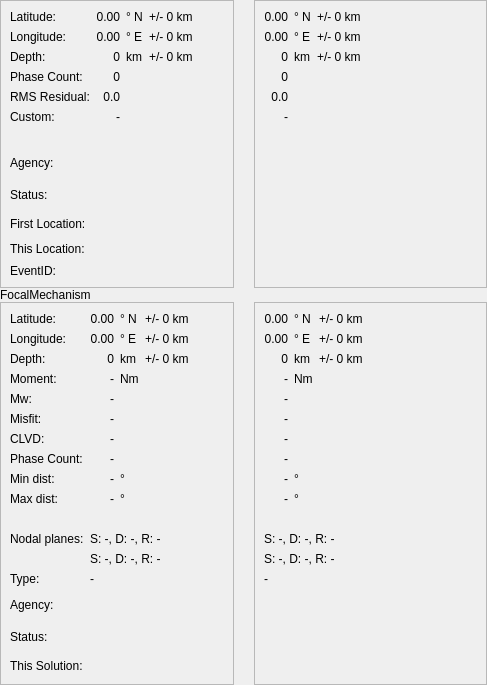
The window that libs/seiscomp/gui/datamodel/eventsummaryview_hypocenter.ui (SeisComP/common) describes before a commit, drawn with Qt 5.
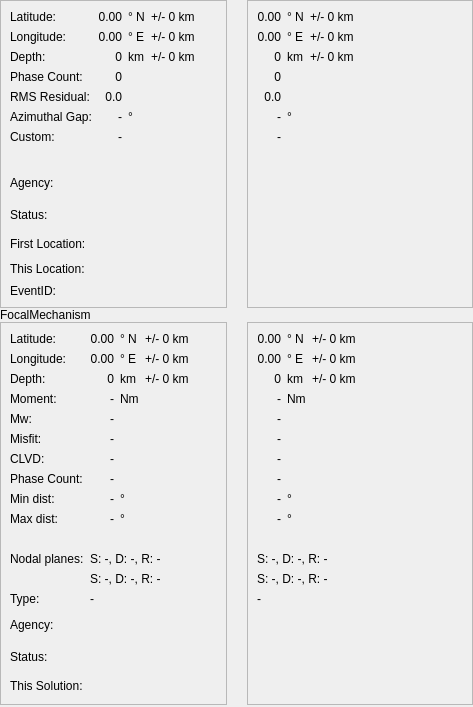
The same window after the commit.

Commit message: [gui] Add azimuthal gap to EventSummaryView hypocenter panel

Diff of the .ui file:
```diff
--- a/libs/seiscomp/gui/datamodel/eventsummaryview_hypocenter.ui
+++ b/libs/seiscomp/gui/datamodel/eventsummaryview_hypocenter.ui
@@ -8,8 +8,8 @@
    <rect>
     <x>0</x>
     <y>0</y>
-    <width>487</width>
-    <height>663</height>
+    <width>473</width>
+    <height>707</height>
    </rect>
   </property>
   <property name="windowTitle" >
@@ -406,14 +406,14 @@
         </property>
        </widget>
       </item>
-	  <item row="8" column="0" >
+      <item row="8" column="0" >
        <widget class="QLabel" name="labelMinDistTxt" >
         <property name="text" >
          <string>Min dist:</string>
         </property>
        </widget>
       </item>
-	  <item row="9" column="0" >
+      <item row="9" column="0" >
        <widget class="QLabel" name="labelMaxDistTxt" >
         <property name="text" >
          <string>Max dist:</string>
@@ -490,64 +490,23 @@
       <property name="spacing" >
        <number>6</number>
       </property>
-      <item row="8" column="0" colspan="3" >
-       <widget class="QLabel" name="_lbOriginStatusAutomatic" >
-        <property name="font" >
-         <font>
-          <family>Sans Serif</family>
-          <pointsize>14</pointsize>
-          <weight>50</weight>
-          <italic>false</italic>
-          <bold>false</bold>
-          <underline>false</underline>
-          <strikeout>false</strikeout>
-         </font>
-        </property>
-        <property name="text" >
-         <string/>
-        </property>
-        <property name="alignment" >
-         <set>Qt::AlignLeading|Qt::AlignLeft|Qt::AlignVCenter</set>
-        </property>
-       </widget>
-      </item>
-      <item row="6" column="0" colspan="3" >
+      <item row="7" column="0" colspan="3" >
        <widget class="QLabel" name="labelVDistanceAutomatic" >
         <property name="text" >
          <string>&lt;Spacer></string>
         </property>
        </widget>
       </item>
-      <item row="5" column="0" >
-       <widget class="QLabel" name="_lbCommentAutomatic" >
+      <item row="4" column="0" >
+       <widget class="QLabel" name="_lbRMSAutomatic" >
         <property name="text" >
-         <string>-</string>
+         <string>0.0</string>
         </property>
         <property name="alignment" >
          <set>Qt::AlignRight|Qt::AlignTrailing|Qt::AlignVCenter</set>
         </property>
        </widget>
       </item>
-      <item row="2" column="1" >
-       <widget class="QLabel" name="_lbDepthUnitAutomatic" >
-        <property name="text" >
-         <string>km</string>
-        </property>
-        <property name="alignment" >
-         <set>Qt::AlignLeading|Qt::AlignLeft|Qt::AlignVCenter</set>
-        </property>
-       </widget>
-      </item>
-      <item row="1" column="2" >
-       <widget class="QLabel" name="_lbLongErrorAutomatic" >
-        <property name="text" >
-         <string>+/- 0 km</string>
-        </property>
-        <property name="alignment" >
-         <set>Qt::AlignLeading|Qt::AlignLeft|Qt::AlignVCenter</set>
-        </property>
-       </widget>
-      </item>
       <item row="0" column="2" >
        <widget class="QLabel" name="_lbLatErrorAutomatic" >
         <property name="sizePolicy" >
@@ -584,6 +543,57 @@
         </property>
        </widget>
       </item>
+      <item row="9" column="0" colspan="3" >
+       <widget class="QLabel" name="_lbOriginStatusAutomatic" >
+        <property name="font" >
+         <font>
+          <family>Sans Serif</family>
+          <pointsize>14</pointsize>
+          <weight>50</weight>
+          <italic>false</italic>
+          <bold>false</bold>
+          <underline>false</underline>
+          <strikeout>false</strikeout>
+         </font>
+        </property>
+        <property name="text" >
+         <string/>
+        </property>
+        <property name="alignment" >
+         <set>Qt::AlignLeading|Qt::AlignLeft|Qt::AlignVCenter</set>
+        </property>
+       </widget>
+      </item>
+      <item row="1" column="1" >
+       <widget class="QLabel" name="_lbLongitudeUnitAutomatic" >
+        <property name="text" >
+         <string>° E</string>
+        </property>
+        <property name="alignment" >
+         <set>Qt::AlignLeading|Qt::AlignLeft|Qt::AlignVCenter</set>
+        </property>
+       </widget>
+      </item>
+      <item row="2" column="1" >
+       <widget class="QLabel" name="_lbDepthUnitAutomatic" >
+        <property name="text" >
+         <string>km</string>
+        </property>
+        <property name="alignment" >
+         <set>Qt::AlignLeading|Qt::AlignLeft|Qt::AlignVCenter</set>
+        </property>
+       </widget>
+      </item>
+      <item row="6" column="0" >
+       <widget class="QLabel" name="_lbCommentAutomatic" >
+        <property name="text" >
+         <string>-</string>
+        </property>
+        <property name="alignment" >
+         <set>Qt::AlignRight|Qt::AlignTrailing|Qt::AlignVCenter</set>
+        </property>
+       </widget>
+      </item>
       <item row="3" column="0" >
        <widget class="QLabel" name="_lbNoPhasesAutomatic" >
         <property name="text" >
@@ -594,7 +604,7 @@
         </property>
        </widget>
       </item>
-      <item row="9" column="0" colspan="2" >
+      <item row="10" column="0" colspan="2" >
        <spacer>
         <property name="orientation" >
          <enum>Qt::Vertical</enum>
@@ -607,6 +617,27 @@
         </property>
        </spacer>
       </item>
+      <item row="8" column="0" colspan="3" >
+       <widget class="QLabel" name="_lbAgencyAutomatic" >
+        <property name="font" >
+         <font>
+          <family>Sans Serif</family>
+          <pointsize>14</pointsize>
+          <weight>50</weight>
+          <italic>false</italic>
+          <bold>false</bold>
+          <underline>false</underline>
+          <strikeout>false</strikeout>
+         </font>
+        </property>
+        <property name="text" >
+         <string/>
+        </property>
+        <property name="alignment" >
+         <set>Qt::AlignLeading|Qt::AlignLeft|Qt::AlignVCenter</set>
+        </property>
+       </widget>
+      </item>
       <item row="1" column="0" >
        <widget class="QLabel" name="_lbLongitudeAutomatic" >
         <property name="text" >
@@ -617,16 +648,6 @@
         </property>
        </widget>
       </item>
-      <item row="4" column="0" >
-       <widget class="QLabel" name="_lbRMSAutomatic" >
-        <property name="text" >
-         <string>0.0</string>
-        </property>
-        <property name="alignment" >
-         <set>Qt::AlignRight|Qt::AlignTrailing|Qt::AlignVCenter</set>
-        </property>
-       </widget>
-      </item>
       <item row="2" column="2" >
        <widget class="QLabel" name="_lbDepthErrorAutomatic" >
         <property name="text" >
@@ -647,6 +668,16 @@
         </property>
        </widget>
       </item>
+      <item row="1" column="2" >
+       <widget class="QLabel" name="_lbLongErrorAutomatic" >
+        <property name="text" >
+         <string>+/- 0 km</string>
+        </property>
+        <property name="alignment" >
+         <set>Qt::AlignLeading|Qt::AlignLeft|Qt::AlignVCenter</set>
+        </property>
+       </widget>
+      </item>
       <item row="0" column="1" >
        <widget class="QLabel" name="_lbLatitudeUnitAutomatic" >
         <property name="sizePolicy" >
@@ -665,34 +696,20 @@
         </property>
        </widget>
       </item>
-      <item row="1" column="1" >
-       <widget class="QLabel" name="_lbLongitudeUnitAutomatic" >
+      <item row="5" column="0" >
+       <widget class="QLabel" name="_lbAzGapAutomatic" >
         <property name="text" >
-         <string>° E</string>
+         <string>-</string>
         </property>
         <property name="alignment" >
-         <set>Qt::AlignLeading|Qt::AlignLeft|Qt::AlignVCenter</set>
+         <set>Qt::AlignRight|Qt::AlignTrailing|Qt::AlignVCenter</set>
         </property>
        </widget>
       </item>
-      <item row="7" column="0" colspan="3" >
-       <widget class="QLabel" name="_lbAgencyAutomatic" >
-        <property name="font" >
-         <font>
-          <family>Sans Serif</family>
-          <pointsize>14</pointsize>
-          <weight>50</weight>
-          <italic>false</italic>
-          <bold>false</bold>
-          <underline>false</underline>
-          <strikeout>false</strikeout>
-         </font>
-        </property>
+      <item row="5" column="1" >
+       <widget class="QLabel" name="label_2" >
         <property name="text" >
-         <string/>
-        </property>
-        <property name="alignment" >
-         <set>Qt::AlignLeading|Qt::AlignLeft|Qt::AlignVCenter</set>
+         <string>°</string>
         </property>
        </widget>
       </item>
@@ -1043,53 +1060,6 @@
       <property name="spacing" >
        <number>6</number>
       </property>
-      <item row="6" column="0" colspan="4" >
-       <widget class="QLabel" name="labelVDistance" >
-        <property name="text" >
-         <string>&lt;Spacer></string>
-        </property>
-       </widget>
-      </item>
-      <item row="12" column="0" >
-       <spacer>
-        <property name="orientation" >
-         <enum>Qt::Vertical</enum>
-        </property>
-        <property name="sizeHint" >
-         <size>
-          <width>20</width>
-          <height>0</height>
-         </size>
-        </property>
-       </spacer>
-      </item>
-      <item row="5" column="1" >
-       <widget class="QLabel" name="_lbComment" >
-        <property name="text" >
-         <string>-</string>
-        </property>
-        <property name="alignment" >
-         <set>Qt::AlignRight|Qt::AlignTrailing|Qt::AlignVCenter</set>
-        </property>
-       </widget>
-      </item>
-      <item row="5" column="0" >
-       <widget class="QLabel" name="_lbCommentTxt" >
-        <property name="text" >
-         <string>Custom:</string>
-        </property>
-       </widget>
-      </item>
-      <item row="1" column="2" >
-       <widget class="QLabel" name="_lbLongitudeUnit" >
-        <property name="text" >
-         <string>° E</string>
-        </property>
-        <property name="alignment" >
-         <set>Qt::AlignLeading|Qt::AlignLeft|Qt::AlignVCenter</set>
-        </property>
-       </widget>
-      </item>
       <item row="4" column="0" >
        <widget class="QLabel" name="_lbRMSTxt" >
         <property name="text" >
@@ -1100,54 +1070,63 @@
         </property>
        </widget>
       </item>
-      <item row="11" column="1" colspan="3" >
+      <item row="1" column="2" >
+       <widget class="QLabel" name="_lbLongitudeUnit" >
+        <property name="text" >
+         <string>° E</string>
+        </property>
+        <property name="alignment" >
+         <set>Qt::AlignLeading|Qt::AlignLeft|Qt::AlignVCenter</set>
+        </property>
+       </widget>
+      </item>
+      <item row="12" column="1" colspan="3" >
        <widget class="QLabel" name="_lbEventID" >
         <property name="text" >
          <string/>
         </property>
        </widget>
       </item>
-      <item row="3" column="0" >
-       <widget class="QLabel" name="_lbNoPhasesTxt" >
-        <property name="text" >
-         <string>Phase Count:</string>
+      <item row="10" column="1" colspan="3" >
+       <widget class="QLabel" name="_lbFirstLocation" >
+        <property name="font" >
+         <font>
+          <family>Verdana</family>
+          <pointsize>12</pointsize>
+          <weight>50</weight>
+          <italic>false</italic>
+          <bold>false</bold>
+          <underline>false</underline>
+          <strikeout>false</strikeout>
+         </font>
         </property>
-        <property name="alignment" >
-         <set>Qt::AlignLeading|Qt::AlignLeft|Qt::AlignVCenter</set>
-        </property>
-       </widget>
-      </item>
-      <item row="10" column="0" >
-       <widget class="QLabel" name="_lbThisLocTxt" >
         <property name="text" >
-         <string>This Location:</string>
-        </property>
-        <property name="alignment" >
-         <set>Qt::AlignLeading|Qt::AlignLeft|Qt::AlignVCenter</set>
-        </property>
-       </widget>
-      </item>
-      <item row="0" column="0" >
-       <widget class="QLabel" name="_lbLatitudeTxt" >
-        <property name="text" >
-         <string>Latitude:</string>
-        </property>
-        <property name="alignment" >
-         <set>Qt::AlignLeading|Qt::AlignLeft|Qt::AlignVCenter</set>
-        </property>
-       </widget>
-      </item>
-      <item row="2" column="1" >
-       <widget class="QLabel" name="_lbDepth" >
-        <property name="text" >
-         <string>0</string>
-        </property>
-        <property name="alignment" >
-         <set>Qt::AlignRight|Qt::AlignTrailing|Qt::AlignVCenter</set>
+         <string/>
         </property>
        </widget>
       </item>
       <item row="8" column="1" colspan="3" >
+       <widget class="QLabel" name="_lbAgency" >
+        <property name="font" >
+         <font>
+          <family>Sans Serif</family>
+          <pointsize>14</pointsize>
+          <weight>50</weight>
+          <italic>false</italic>
+          <bold>false</bold>
+          <underline>false</underline>
+          <strikeout>false</strikeout>
+         </font>
+        </property>
+        <property name="text" >
+         <string/>
+        </property>
+        <property name="alignment" >
+         <set>Qt::AlignLeading|Qt::AlignLeft|Qt::AlignVCenter</set>
+        </property>
+       </widget>
+      </item>
+      <item row="9" column="1" colspan="3" >
        <widget class="QLabel" name="_lbOriginStatus" >
         <property name="font" >
          <font>
@@ -1168,72 +1147,27 @@
         </property>
        </widget>
       </item>
-      <item row="11" column="0" >
-       <widget class="QLabel" name="_lbEventIDTxt" >
+      <item row="2" column="0" >
+       <widget class="QLabel" name="_lbDepthTxt" >
         <property name="text" >
-         <string>EventID:</string>
+         <string>Depth:</string>
         </property>
-       </widget>
-      </item>
-      <item row="8" column="0" >
-       <widget class="QLabel" name="_lbOriginStatusTxt" >
-        <property name="text" >
-         <string>Status:</string>
-        </property>
         <property name="alignment" >
          <set>Qt::AlignLeading|Qt::AlignLeft|Qt::AlignVCenter</set>
         </property>
        </widget>
       </item>
-      <item row="1" column="3" >
-       <widget class="QLabel" name="_lbLongError" >
+      <item row="0" column="0" >
+       <widget class="QLabel" name="_lbLatitudeTxt" >
         <property name="text" >
-         <string>+/- 0 km</string>
+         <string>Latitude:</string>
         </property>
         <property name="alignment" >
          <set>Qt::AlignLeading|Qt::AlignLeft|Qt::AlignVCenter</set>
         </property>
        </widget>
       </item>
-      <item row="0" column="3" >
-       <widget class="QLabel" name="_lbLatError" >
-        <property name="sizePolicy" >
-         <sizepolicy>
-          <hsizetype>5</hsizetype>
-          <vsizetype>5</vsizetype>
-          <horstretch>1</horstretch>
-          <verstretch>0</verstretch>
-         </sizepolicy>
-        </property>
-        <property name="text" >
-         <string>+/- 0 km</string>
-        </property>
-        <property name="alignment" >
-         <set>Qt::AlignLeading|Qt::AlignLeft|Qt::AlignVCenter</set>
-        </property>
-       </widget>
-      </item>
-      <item row="2" column="2" >
-       <widget class="QLabel" name="_lbDepthUnit" >
-        <property name="text" >
-         <string>km</string>
-        </property>
-        <property name="alignment" >
-         <set>Qt::AlignLeading|Qt::AlignLeft|Qt::AlignVCenter</set>
-        </property>
-       </widget>
-      </item>
-      <item row="3" column="1" >
-       <widget class="QLabel" name="_lbNoPhases" >
-        <property name="text" >
-         <string>0</string>
-        </property>
-        <property name="alignment" >
-         <set>Qt::AlignRight|Qt::AlignTrailing|Qt::AlignVCenter</set>
-        </property>
-       </widget>
-      </item>
-      <item row="9" column="0" >
+      <item row="10" column="0" >
        <widget class="QLabel" name="_lbFirstLocTxt" >
         <property name="text" >
          <string>First Location:</string>
@@ -1243,6 +1177,34 @@
         </property>
        </widget>
       </item>
+      <item row="0" column="3" >
+       <widget class="QLabel" name="_lbLatError" >
+        <property name="sizePolicy" >
+         <sizepolicy>
+          <hsizetype>5</hsizetype>
+          <vsizetype>5</vsizetype>
+          <horstretch>1</horstretch>
+          <verstretch>0</verstretch>
+         </sizepolicy>
+        </property>
+        <property name="text" >
+         <string>+/- 0 km</string>
+        </property>
+        <property name="alignment" >
+         <set>Qt::AlignLeading|Qt::AlignLeft|Qt::AlignVCenter</set>
+        </property>
+       </widget>
+      </item>
+      <item row="3" column="1" >
+       <widget class="QLabel" name="_lbNoPhases" >
+        <property name="text" >
+         <string>0</string>
+        </property>
+        <property name="alignment" >
+         <set>Qt::AlignRight|Qt::AlignTrailing|Qt::AlignVCenter</set>
+        </property>
+       </widget>
+      </item>
       <item row="1" column="0" >
        <widget class="QLabel" name="_lbLongitudeTxt" >
         <property name="text" >
@@ -1253,86 +1215,7 @@
         </property>
        </widget>
       </item>
-      <item row="7" column="1" colspan="3" >
-       <widget class="QLabel" name="_lbAgency" >
-        <property name="font" >
-         <font>
-          <family>Sans Serif</family>
-          <pointsize>14</pointsize>
-          <weight>50</weight>
-          <italic>false</italic>
-          <bold>false</bold>
-          <underline>false</underline>
-          <strikeout>false</strikeout>
-         </font>
-        </property>
-        <property name="text" >
-         <string/>
-        </property>
-        <property name="alignment" >
-         <set>Qt::AlignLeading|Qt::AlignLeft|Qt::AlignVCenter</set>
-        </property>
-       </widget>
-      </item>
-      <item row="4" column="1" >
-       <widget class="QLabel" name="_lbRMS" >
-        <property name="text" >
-         <string>0.0</string>
-        </property>
-        <property name="alignment" >
-         <set>Qt::AlignRight|Qt::AlignTrailing|Qt::AlignVCenter</set>
-        </property>
-       </widget>
-      </item>
-      <item row="1" column="1" >
-       <widget class="QLabel" name="_lbLongitude" >
-        <property name="text" >
-         <string>0.00</string>
-        </property>
-        <property name="alignment" >
-         <set>Qt::AlignRight|Qt::AlignTrailing|Qt::AlignVCenter</set>
-        </property>
-       </widget>
-      </item>
-      <item row="0" column="2" >
-       <widget class="QLabel" name="_lbLatitudeUnit" >
-        <property name="sizePolicy" >
-         <sizepolicy>
-          <hsizetype>5</hsizetype>
-          <vsizetype>5</vsizetype>
-          <horstretch>0</horstretch>
-          <verstretch>0</verstretch>
-         </sizepolicy>
-        </property>
-        <property name="text" >
-         <string>° N</string>
-        </property>
-        <property name="alignment" >
-         <set>Qt::AlignLeading|Qt::AlignLeft|Qt::AlignVCenter</set>
-        </property>
-       </widget>
-      </item>
-      <item row="2" column="3" >
-       <widget class="QLabel" name="_lbDepthError" >
-        <property name="text" >
-         <string>+/- 0 km</string>
-        </property>
-        <property name="alignment" >
-         <set>Qt::AlignLeading|Qt::AlignLeft|Qt::AlignVCenter</set>
-        </property>
-       </widget>
-      </item>
-      <item row="7" column="0" >
-       <widget class="QLabel" name="_lbAgencyTxt" >
-        <property name="text" >
-         <string>Agency:</string>
-        </property>
-        <property name="alignment" >
-         <set>Qt::AlignLeading|Qt::AlignLeft|Qt::AlignVCenter</set>
-        </property>
-       </widget>
-      </item>
-      <item row="10" column="1" colspan="3" >
+      <item row="11" column="1" colspan="3" >
        <widget class="QLabel" name="_lbThisLocation" >
         <property name="font" >
          <font>
@@ -1350,31 +1233,83 @@
         </property>
        </widget>
       </item>
-      <item row="2" column="0" >
-       <widget class="QLabel" name="_lbDepthTxt" >
+      <item row="13" column="0" >
+       <spacer>
+        <property name="orientation" >
+         <enum>Qt::Vertical</enum>
+        </property>
+        <property name="sizeHint" >
+         <size>
+          <width>20</width>
+          <height>0</height>
+         </size>
+        </property>
+       </spacer>
+      </item>
+      <item row="8" column="0" >
+       <widget class="QLabel" name="_lbAgencyTxt" >
         <property name="text" >
-         <string>Depth:</string>
+         <string>Agency:</string>
         </property>
         <property name="alignment" >
          <set>Qt::AlignLeading|Qt::AlignLeft|Qt::AlignVCenter</set>
         </property>
        </widget>
       </item>
-      <item row="9" column="1" colspan="3" >
-       <widget class="QLabel" name="_lbFirstLocation" >
-        <property name="font" >
-         <font>
-          <family>Verdana</family>
-          <pointsize>12</pointsize>
-          <weight>50</weight>
-          <italic>false</italic>
-          <bold>false</bold>
-          <underline>false</underline>
-          <strikeout>false</strikeout>
-         </font>
+      <item row="2" column="3" >
+       <widget class="QLabel" name="_lbDepthError" >
+        <property name="text" >
+         <string>+/- 0 km</string>
         </property>
+        <property name="alignment" >
+         <set>Qt::AlignLeading|Qt::AlignLeft|Qt::AlignVCenter</set>
+        </property>
+       </widget>
+      </item>
+      <item row="12" column="0" >
+       <widget class="QLabel" name="_lbEventIDTxt" >
         <property name="text" >
-         <string/>
+         <string>EventID:</string>
+        </property>
+       </widget>
+      </item>
+      <item row="1" column="3" >
+       <widget class="QLabel" name="_lbLongError" >
+        <property name="text" >
+         <string>+/- 0 km</string>
+        </property>
+        <property name="alignment" >
+         <set>Qt::AlignLeading|Qt::AlignLeft|Qt::AlignVCenter</set>
+        </property>
+       </widget>
+      </item>
+      <item row="11" column="0" >
+       <widget class="QLabel" name="_lbThisLocTxt" >
+        <property name="text" >
+         <string>This Location:</string>
+        </property>
+        <property name="alignment" >
+         <set>Qt::AlignLeading|Qt::AlignLeft|Qt::AlignVCenter</set>
+        </property>
+       </widget>
+      </item>
+      <item row="9" column="0" >
+       <widget class="QLabel" name="_lbOriginStatusTxt" >
+        <property name="text" >
+         <string>Status:</string>
+        </property>
+        <property name="alignment" >
+         <set>Qt::AlignLeading|Qt::AlignLeft|Qt::AlignVCenter</set>
+        </property>
+       </widget>
+      </item>
+      <item row="1" column="1" >
+       <widget class="QLabel" name="_lbLongitude" >
+        <property name="text" >
+         <string>0.00</string>
+        </property>
+        <property name="alignment" >
+         <set>Qt::AlignRight|Qt::AlignTrailing|Qt::AlignVCenter</set>
         </property>
        </widget>
       </item>
@@ -1396,6 +1331,112 @@
         </property>
        </widget>
       </item>
+      <item row="7" column="0" colspan="4" >
+       <widget class="QLabel" name="labelVDistance" >
+        <property name="text" >
+         <string>&lt;Spacer></string>
+        </property>
+       </widget>
+      </item>
+      <item row="4" column="1" >
+       <widget class="QLabel" name="_lbRMS" >
+        <property name="text" >
+         <string>0.0</string>
+        </property>
+        <property name="alignment" >
+         <set>Qt::AlignRight|Qt::AlignTrailing|Qt::AlignVCenter</set>
+        </property>
+       </widget>
+      </item>
+      <item row="3" column="0" >
+       <widget class="QLabel" name="_lbNoPhasesTxt" >
+        <property name="text" >
+         <string>Phase Count:</string>
+        </property>
+        <property name="alignment" >
+         <set>Qt::AlignLeading|Qt::AlignLeft|Qt::AlignVCenter</set>
+        </property>
+       </widget>
+      </item>
+      <item row="0" column="2" >
+       <widget class="QLabel" name="_lbLatitudeUnit" >
+        <property name="sizePolicy" >
+         <sizepolicy>
+          <hsizetype>5</hsizetype>
+          <vsizetype>5</vsizetype>
+          <horstretch>0</horstretch>
+          <verstretch>0</verstretch>
+         </sizepolicy>
+        </property>
+        <property name="text" >
+         <string>° N</string>
+        </property>
+        <property name="alignment" >
+         <set>Qt::AlignLeading|Qt::AlignLeft|Qt::AlignVCenter</set>
+        </property>
+       </widget>
+      </item>
+      <item row="2" column="1" >
+       <widget class="QLabel" name="_lbDepth" >
+        <property name="text" >
+         <string>0</string>
+        </property>
+        <property name="alignment" >
+         <set>Qt::AlignRight|Qt::AlignTrailing|Qt::AlignVCenter</set>
+        </property>
+       </widget>
+      </item>
+      <item row="2" column="2" >
+       <widget class="QLabel" name="_lbDepthUnit" >
+        <property name="text" >
+         <string>km</string>
+        </property>
+        <property name="alignment" >
+         <set>Qt::AlignLeading|Qt::AlignLeft|Qt::AlignVCenter</set>
+        </property>
+       </widget>
+      </item>
+      <item row="6" column="0" >
+       <widget class="QLabel" name="_lbCommentTxt" >
+        <property name="text" >
+         <string>Custom:</string>
+        </property>
+       </widget>
+      </item>
+      <item row="6" column="1" >
+       <widget class="QLabel" name="_lbComment" >
+        <property name="text" >
+         <string>-</string>
+        </property>
+        <property name="alignment" >
+         <set>Qt::AlignRight|Qt::AlignTrailing|Qt::AlignVCenter</set>
+        </property>
+       </widget>
+      </item>
+      <item row="5" column="0" >
+       <widget class="QLabel" name="_lbGapTxt" >
+        <property name="text" >
+         <string>Azimuthal Gap:</string>
+        </property>
+       </widget>
+      </item>
+      <item row="5" column="1" >
+       <widget class="QLabel" name="_lbAzGap" >
+        <property name="text" >
+         <string>-</string>
+        </property>
+        <property name="alignment" >
+         <set>Qt::AlignRight|Qt::AlignTrailing|Qt::AlignVCenter</set>
+        </property>
+       </widget>
+      </item>
+      <item row="5" column="2" >
+       <widget class="QLabel" name="label" >
+        <property name="text" >
+         <string>°</string>
+        </property>
+       </widget>
+      </item>
      </layout>
     </widget>
    </item>
```
The commit also changes 1 other file.
